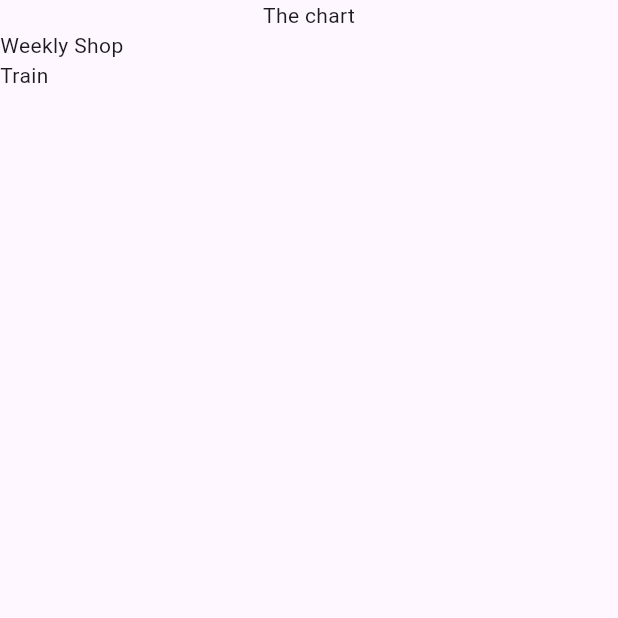
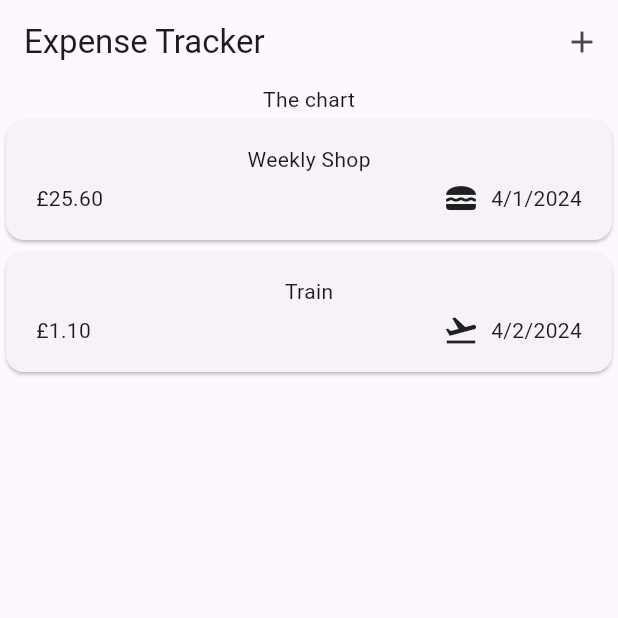
Before and after one commit to B0ilingT/expense-tracker-demo-app, a Flutter app: the screen it shows after launch, on a phone screen of 412 x 824 dp, the top half of it. Run offline on Flutter 3.47's test engine with Material 3 defaults, Android fonts, the phone set to English and light mode, and no system bars.

Commit message:
Added some more functionality

```diff
--- a/Flutter Projects/TestFinance/expense_tracker/lib/models/expense.dart
+++ b/Flutter Projects/TestFinance/expense_tracker/lib/models/expense.dart
@@ -1,7 +1,18 @@
+import 'package:flutter/material.dart';
 import 'package:uuid/uuid.dart';
+import 'package:intl/intl.dart';
+
+final formatter = DateFormat.yMd();
 
 const uuid = Uuid();
 enum Category {food, leisure, travel, work}
+
+const categoryIcons = {
+  Category.food: Icons.lunch_dining,
+  Category.leisure: Icons.movie,
+  Category.travel: Icons.flight_takeoff,
+  Category.work: Icons.work,
+};
 
 class Expense {
   Expense({
@@ -16,4 +27,8 @@ class Expense {
   final double dAmount;
   final DateTime date;
   final Category enumCategory;
+
+  String get formattedDate{
+    return formatter.format(date);
+  }
 }
--- a/Flutter Projects/TestFinance/expense_tracker/lib/widgets/expenses.dart
+++ b/Flutter Projects/TestFinance/expense_tracker/lib/widgets/expenses.dart
@@ -1,3 +1,4 @@
+import 'package:expense_tracker/widgets/new_expense.dart';
 import 'package:flutter/material.dart';
 import 'package:expense_tracker/models/expense.dart';
 import 'package:expense_tracker/widgets/expenses_list/expenses_list.dart';
@@ -16,7 +17,7 @@ class _ExpensesState extends State<Expenses> {
     Expense(
       strTitle: "Weekly Shop",
       dAmount: 25.6,
-        date: DateTime.now().subtract(const Duration(days:1)),
+      date: DateTime.now().subtract(const Duration(days: 1)),
       enumCategory: Category.food,
     ),
     Expense(
@@ -27,17 +28,31 @@ class _ExpensesState extends State<Expenses> {
     ),
   ];
 
+  void _openAddExpenseOverlay() {
+    showModalBottomSheet(
+      context: context,
+      builder: (ctx) => const NewExpense(),
+    );
+  }
+
   @override
   Widget build(BuildContext context) {
     return Scaffold(
-      body: Column(
-        children: [
+      appBar: AppBar(
+        title: const Text("Expense Tracker"),
+        actions: [
+          IconButton(
+            onPressed: _openAddExpenseOverlay,
+            icon: const Icon(Icons.add),
+          ),
+        ],
+      ),
+      body: Column(children: [
         const Text("The chart"),
         Expanded(
           child: ExpensesList(listExpenses: _registeredExpenses),
         ),
-        ]
-      ),
+      ]),
     );
   }
 }
--- a/Flutter Projects/TestFinance/expense_tracker/lib/widgets/expenses_list/expense_item.dart
+++ b/Flutter Projects/TestFinance/expense_tracker/lib/widgets/expenses_list/expense_item.dart
@@ -0,0 +1,38 @@
+import 'package:expense_tracker/models/expense.dart';
+import 'package:flutter/material.dart';
+
+class ExpenseItem extends StatelessWidget {
+  const ExpenseItem(this.expense, {super.key});
+
+  final Expense expense;
+
+  @override
+  Widget build(BuildContext context) {
+    return  Card(
+      child: Padding(
+          padding: const EdgeInsets.symmetric(
+            horizontal: 20,
+            vertical: 16,
+          ),
+          child: Column(
+            children: [
+              Text(expense.strTitle),
+              const SizedBox(height: 4),
+              Row(
+                children: [
+                  Text('\£${expense.dAmount.toStringAsFixed(2)}'),
+                  const Spacer(),
+                  Row(
+                    children: [
+                      Icon(categoryIcons[expense.enumCategory]),
+                      const SizedBox(width:8),
+                      Text(expense.formattedDate),
+                    ],
+                  ),
+                ],
+              )
+            ],
+          )),
+    );
+  }
+}
--- a/Flutter Projects/TestFinance/expense_tracker/lib/widgets/expenses_list/expenses_list.dart
+++ b/Flutter Projects/TestFinance/expense_tracker/lib/widgets/expenses_list/expenses_list.dart
@@ -1,4 +1,5 @@
 import 'package:expense_tracker/models/expense.dart';
+import 'package:expense_tracker/widgets/expenses_list/expense_item.dart';
 import 'package:flutter/material.dart';
 
 class ExpensesList extends StatelessWidget {
@@ -10,7 +11,7 @@ class ExpensesList extends StatelessWidget {
   Widget build(BuildContext context) {
     return ListView.builder(
       itemCount: listExpenses.length,
-      itemBuilder: (ctx, index) => Text(listExpenses[index].strTitle),
+      itemBuilder: (ctx, index) => ExpenseItem(listExpenses[index]),
     );
   }
 }
--- a/Flutter Projects/TestFinance/expense_tracker/pubspec.yaml
+++ b/Flutter Projects/TestFinance/expense_tracker/pubspec.yaml
@@ -36,6 +36,7 @@ dependencies:
   # Use with the CupertinoIcons class for iOS style icons.
   cupertino_icons: ^1.0.6
   uuid: ^4.3.3
+  intl: ^0.19.0
 
 dev_dependencies:
   flutter_test:
```
Also changed, not shown: Flutter Projects/TestFinance/expense_tracker/lib/widgets/new_expense.dart (added, +29 -0 lines), Flutter Projects/TestFinance/expense_tracker/pubspec.lock, 2 other files. Lines whose indentation alone changed are shown as unchanged.
